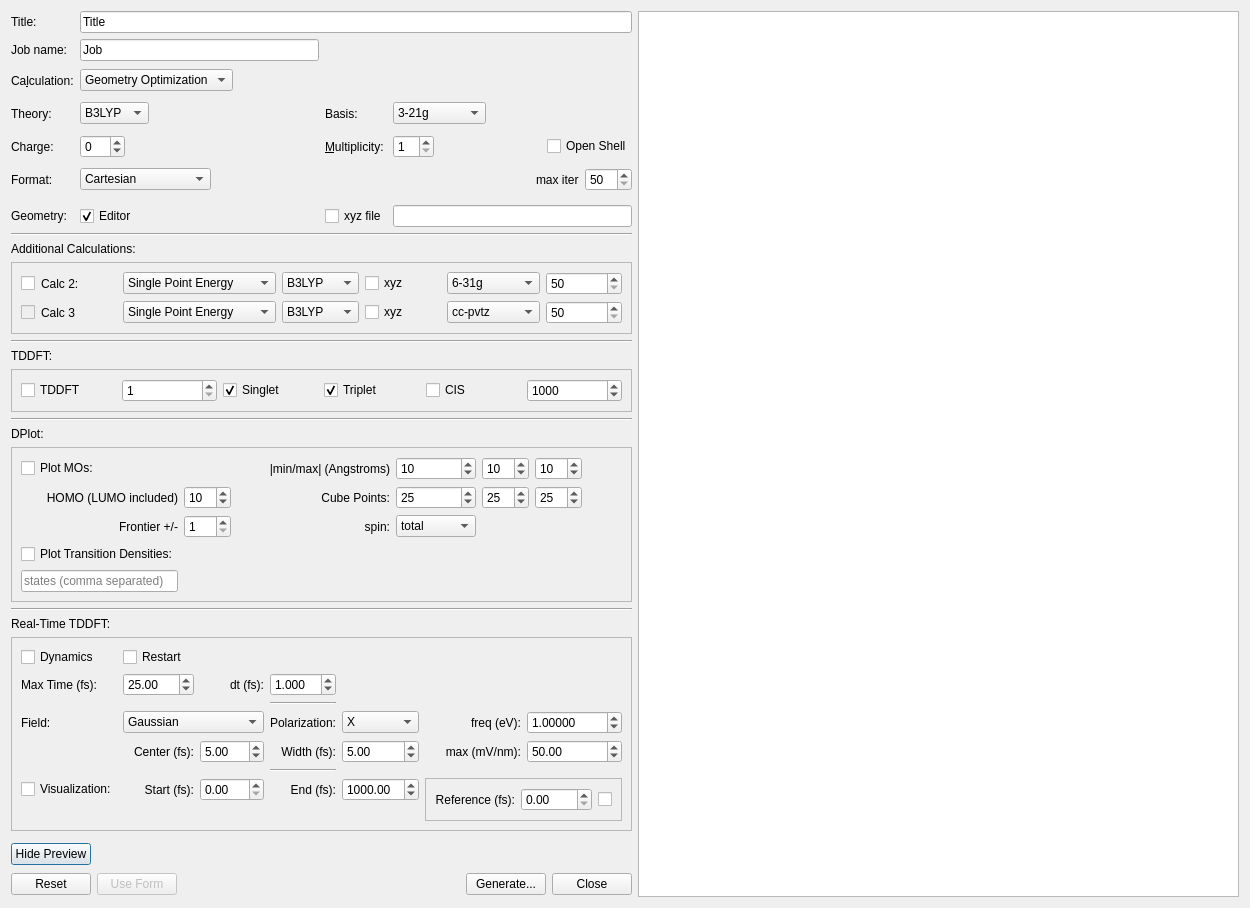
Before: the Qt Designer form nwcheminputdialog.ui in chapmanlab/nwinput, drawn with Qt 5.
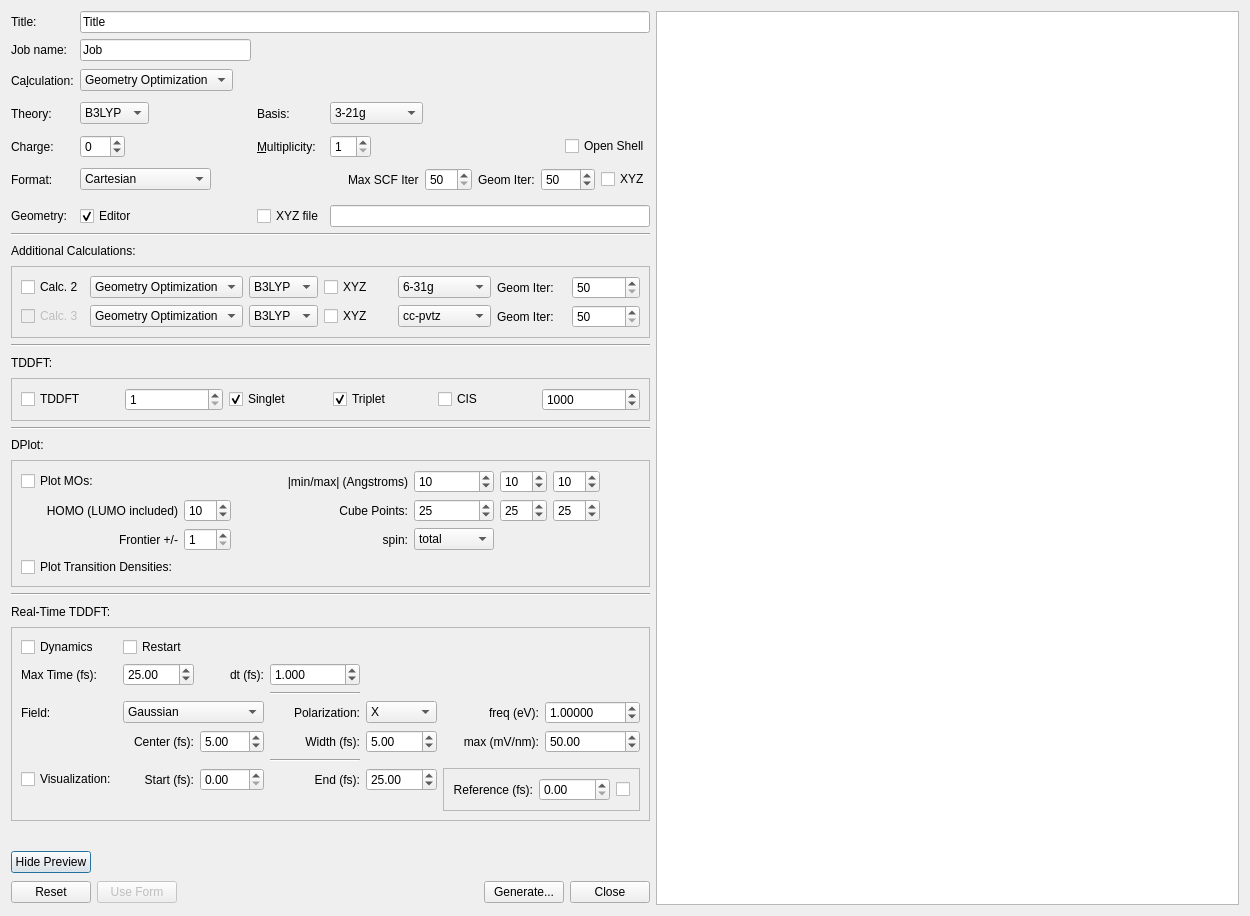
After: the same form once the commit is applied.

What changed in the file:
```diff
--- a/nwcheminputdialog.ui
+++ b/nwcheminputdialog.ui
@@ -7,7 +7,7 @@
     <x>0</x>
     <y>0</y>
     <width>1250</width>
-    <height>862</height>
+    <height>916</height>
    </rect>
   </property>
   <property name="sizePolicy">
@@ -150,16 +150,6 @@
         </property>
        </widget>
       </item>
-      <item row="9" column="0">
-       <widget class="QLineEdit" name="lineEdit_transden">
-        <property name="text">
-         <string extracomment="transden separated by commas"/>
-        </property>
-        <property name="placeholderText">
-         <string>states (comma separated)</string>
-        </property>
-       </widget>
-      </item>
       <item row="4" column="1">
        <widget class="QSpinBox" name="spinBox_frontier">
         <property name="minimum">
@@ -374,8 +364,8 @@
       <enum>QFrame::Raised</enum>
      </property>
      <layout class="QGridLayout" name="gridLayout_2">
-      <item row="0" column="3">
-       <widget class="QComboBox" name="comboBox_calc2theory">
+      <item row="0" column="1">
+       <widget class="QComboBox" name="comboBox_calc2">
         <property name="currentIndex">
          <number>1</number>
         </property>
@@ -386,7 +376,7 @@
         </item>
         <item>
          <property name="text">
-          <string>B3LYP</string>
+          <string>Geometry Optimization</string>
          </property>
         </item>
         <item>
@@ -411,15 +401,11 @@
         </item>
        </widget>
       </item>
-      <item row="0" column="1">
-       <widget class="QLabel" name="label_19">
-        <property name="text">
-         <string>Calc 2:</string>
-        </property>
-       </widget>
-      </item>
-      <item row="1" column="2">
+      <item row="1" column="1">
        <widget class="QComboBox" name="comboBox_calc3">
+        <property name="currentIndex">
+         <number>1</number>
+        </property>
         <item>
          <property name="text">
           <string>Single Point Energy</string>
@@ -437,6 +423,43 @@
         </item>
        </widget>
       </item>
+      <item row="0" column="2">
+       <widget class="QComboBox" name="comboBox_calc2theory">
+        <property name="currentIndex">
+         <number>1</number>
+        </property>
+        <item>
+         <property name="text">
+          <string>HF</string>
+         </property>
+        </item>
+        <item>
+         <property name="text">
+          <string>B3LYP</string>
+         </property>
+        </item>
+        <item>
+         <property name="text">
+          <string>MP2</string>
+         </property>
+        </item>
+        <item>
+         <property name="text">
+          <string>CCSD</string>
+         </property>
+        </item>
+        <item>
+         <property name="text">
+          <string>PBE0</string>
+         </property>
+        </item>
+        <item>
+         <property name="text">
+          <string>M062X</string>
+         </property>
+        </item>
+       </widget>
+      </item>
       <item row="1" column="6">
        <widget class="QSpinBox" name="spinBox_iter3">
         <property name="whatsThis">
@@ -450,7 +473,7 @@
         </property>
        </widget>
       </item>
-      <item row="1" column="5">
+      <item row="1" column="4">
        <widget class="QComboBox" name="comboBox_basis3">
         <property name="currentIndex">
          <number>8</number>
@@ -517,26 +540,6 @@
         </item>
        </widget>
       </item>
-      <item row="0" column="6">
-       <widget class="QSpinBox" name="spinBox_iter2">
-        <property name="whatsThis">
-         <string extracomment="Optimization maxiter"/>
-        </property>
-        <property name="minimum">
-         <number>50</number>
-        </property>
-        <property name="maximum">
-         <number>500</number>
-        </property>
-       </widget>
-      </item>
-      <item row="1" column="1">
-       <widget class="QLabel" name="label_20">
-        <property name="text">
-         <string>Calc 3</string>
-        </property>
-       </widget>
-      </item>
       <item row="0" column="0">
        <widget class="QCheckBox" name="checkBox_opt2">
         <property name="sizePolicy">
@@ -546,11 +549,24 @@
          </sizepolicy>
         </property>
         <property name="text">
-         <string/>
+         <string>Calc. 2</string>
         </property>
        </widget>
       </item>
-      <item row="0" column="5">
+      <item row="0" column="6">
+       <widget class="QSpinBox" name="spinBox_iter2">
+        <property name="whatsThis">
+         <string extracomment="Optimization maxiter"/>
+        </property>
+        <property name="minimum">
+         <number>50</number>
+        </property>
+        <property name="maximum">
+         <number>500</number>
+        </property>
+       </widget>
+      </item>
+      <item row="0" column="4">
        <widget class="QComboBox" name="comboBox_basis2">
         <property name="currentIndex">
          <number>2</number>
@@ -617,14 +633,7 @@
         </item>
        </widget>
       </item>
-      <item row="1" column="4">
-       <widget class="QCheckBox" name="checkBox_xyz3">
-        <property name="text">
-         <string>xyz</string>
-        </property>
-       </widget>
-      </item>
-      <item row="1" column="3">
+      <item row="1" column="2">
        <widget class="QComboBox" name="comboBox_calc3theory">
         <property name="currentIndex">
          <number>1</number>
@@ -661,29 +670,17 @@
         </item>
        </widget>
       </item>
-      <item row="0" column="2">
-       <widget class="QComboBox" name="comboBox_calc2">
-        <item>
-         <property name="text">
-          <string>Single Point Energy</string>
-         </property>
-        </item>
-        <item>
-         <property name="text">
-          <string>Geometry Optimization</string>
-         </property>
-        </item>
-        <item>
-         <property name="text">
-          <string>Frequencies</string>
-         </property>
-        </item>
+      <item row="1" column="3">
+       <widget class="QCheckBox" name="checkBox_xyz3">
+        <property name="text">
+         <string>XYZ</string>
+        </property>
        </widget>
       </item>
-      <item row="0" column="4">
+      <item row="0" column="3">
        <widget class="QCheckBox" name="checkBox_xyz2">
         <property name="text">
-         <string>xyz</string>
+         <string>XYZ</string>
         </property>
        </widget>
       </item>
@@ -693,7 +690,21 @@
          <bool>false</bool>
         </property>
         <property name="text">
-         <string/>
+         <string>Calc. 3</string>
+        </property>
+       </widget>
+      </item>
+      <item row="0" column="5">
+       <widget class="QLabel" name="label_30">
+        <property name="text">
+         <string>Geom Iter:</string>
+        </property>
+       </widget>
+      </item>
+      <item row="1" column="5">
+       <widget class="QLabel" name="label_34">
+        <property name="text">
+         <string>Geom Iter:</string>
         </property>
        </widget>
       </item>
@@ -900,7 +911,7 @@
        <item>
         <widget class="QLabel" name="label_9">
          <property name="text">
-          <string>max iter</string>
+          <string>Max SCF Iter</string>
          </property>
         </widget>
        </item>
@@ -914,6 +925,30 @@
          </property>
         </widget>
        </item>
+       <item>
+        <widget class="QLabel" name="label_19">
+         <property name="text">
+          <string>Geom Iter:</string>
+         </property>
+        </widget>
+       </item>
+       <item>
+        <widget class="QSpinBox" name="spinBox_geomIter">
+         <property name="maximum">
+          <number>1000</number>
+         </property>
+         <property name="value">
+          <number>50</number>
+         </property>
+        </widget>
+       </item>
+       <item>
+        <widget class="QCheckBox" name="checkBox_xyz">
+         <property name="text">
+          <string>XYZ</string>
+         </property>
+        </widget>
+       </item>
       </layout>
      </item>
      <item row="6" column="0">
@@ -1257,7 +1292,7 @@
      <item row="7" column="2">
       <widget class="QCheckBox" name="checkBox_geomxyz">
        <property name="text">
-        <string>xyz file</string>
+        <string>XYZ file</string>
        </property>
       </widget>
      </item>
@@ -1485,10 +1520,13 @@
       <item row="9" column="6">
        <widget class="QDoubleSpinBox" name="doubleSpinBox_endVis">
         <property name="maximum">
-         <double>10000.000000000000000</double>
+         <double>5000.000000000000000</double>
+        </property>
+        <property name="singleStep">
+         <double>0.050000000000000</double>
         </property>
         <property name="value">
-         <double>1000.000000000000000</double>
+         <double>25.000000000000000</double>
         </property>
        </widget>
       </item>
```
Left out of the diff: 99 changed lines with no effect on the pictures.
